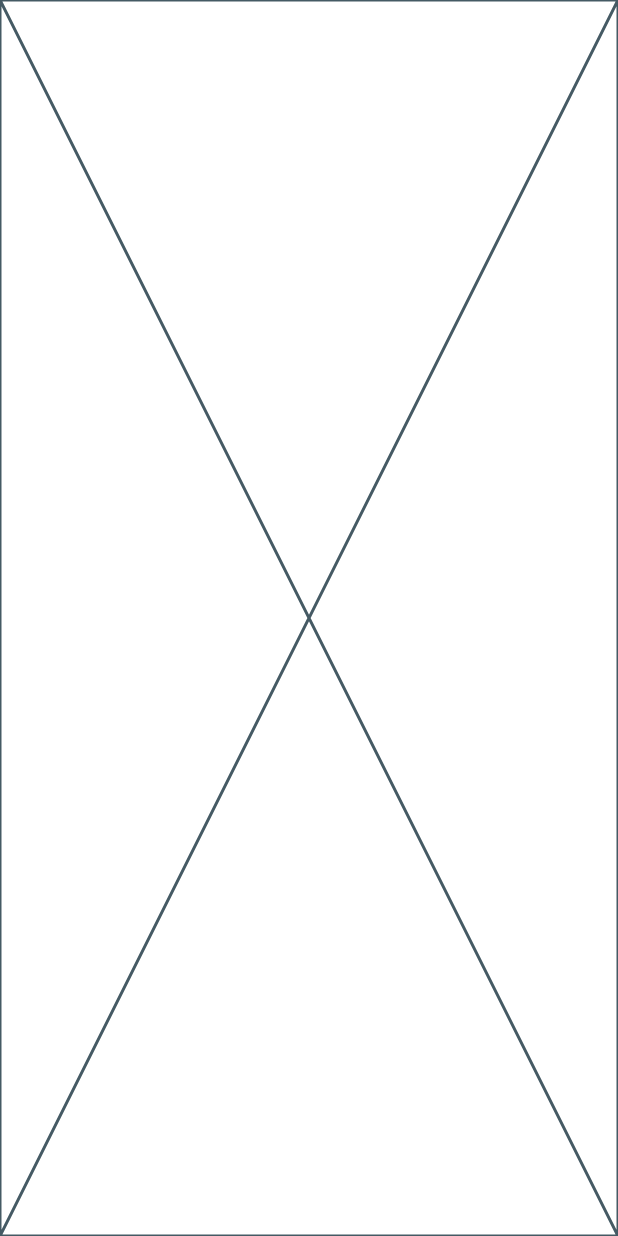
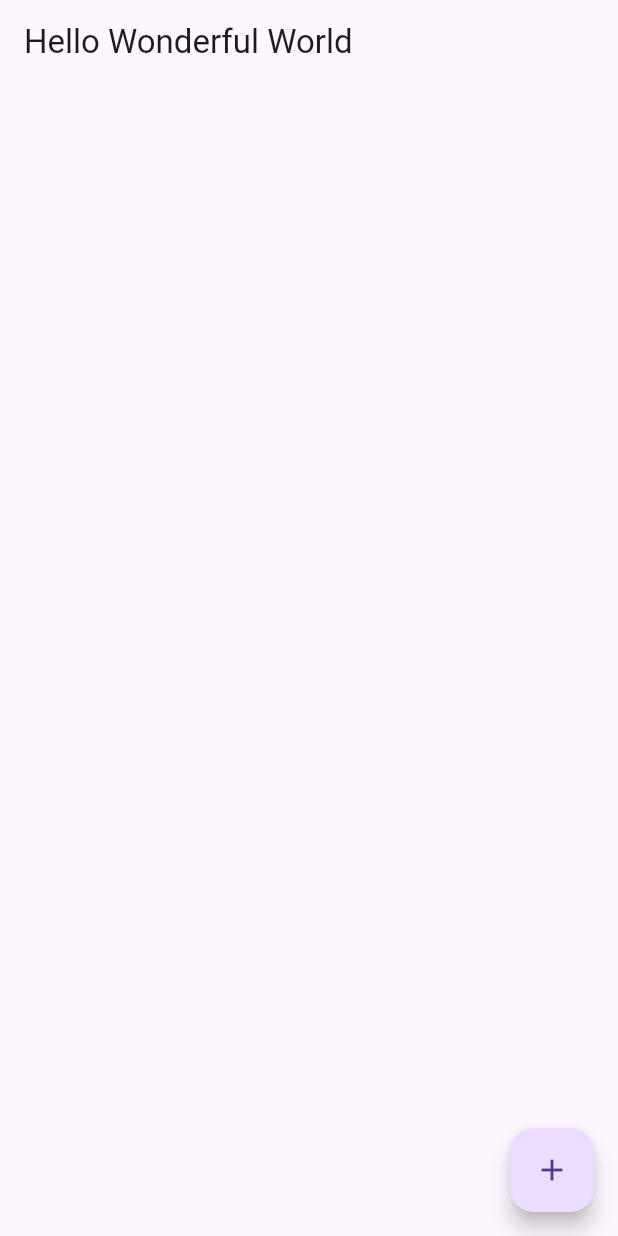
Before and after one commit to marcelovsk1/flutterproject-1, a Flutter app: the screen it shows after launch, on a phone screen of 412 x 824 dp. Run offline on Flutter 3.47's test engine with Material 3 defaults, Android fonts, the phone set to English and light mode, and no system bars.

Commit message:
working on

```diff
--- a/my_app/lib/Screen/screen_excercise.dart
+++ b/my_app/lib/Screen/screen_excercise.dart
@@ -5,6 +5,12 @@ class screenExcercise extends StatelessWidget {
 
   @override
   Widget build(BuildContext context) {
-    return const Placeholder();
+    return Scaffold(
+      appBar: AppBar(title: Text("Hello Wonderful World")),
+      floatingActionButton: FloatingActionButton(
+        onPressed: (){
+          print("It was clicked!");
+        }, child: Icon(Icons.add)),
+    );
   }
 }
```
